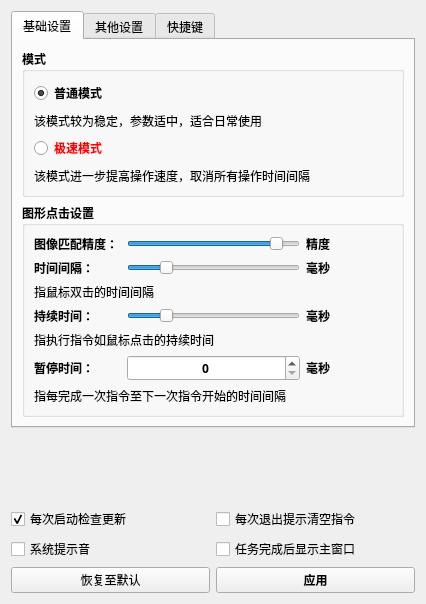
First picture: the form in 窗体/setting.ui, repository FsterThanLight/automatic_clicker_2, before the edit.
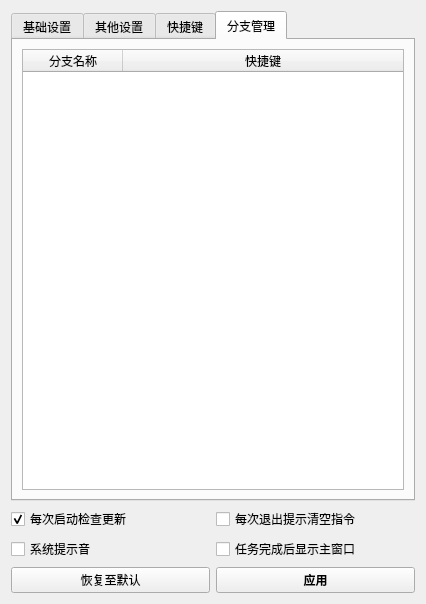
Second picture: the form after the edit. Icons and pictures are not drawn.

Commit message: 2024年6月13日00:31:23 重写分支执行窗口

Diff of the .ui file:
```diff
--- a/窗体/setting.ui
+++ b/窗体/setting.ui
@@ -29,7 +29,7 @@
    <item>
     <widget class="QTabWidget" name="tabWidget">
      <property name="currentIndex">
-      <number>0</number>
+      <number>3</number>
      </property>
      <widget class="QWidget" name="tab">
       <attribute name="title">
@@ -620,6 +620,42 @@
        </item>
       </layout>
      </widget>
+     <widget class="QWidget" name="tab_4">
+      <attribute name="title">
+       <string>分支管理</string>
+      </attribute>
+      <layout class="QVBoxLayout" name="verticalLayout_6">
+       <item>
+        <widget class="QTableWidget" name="tableWidget">
+         <attribute name="horizontalHeaderCascadingSectionResizes">
+          <bool>false</bool>
+         </attribute>
+         <attribute name="horizontalHeaderMinimumSectionSize">
+          <number>1</number>
+         </attribute>
+         <attribute name="horizontalHeaderStretchLastSection">
+          <bool>true</bool>
+         </attribute>
+         <column>
+          <property name="text">
+           <string>分支名称</string>
+          </property>
+          <property name="textAlignment">
+           <set>AlignCenter</set>
+          </property>
+         </column>
+         <column>
+          <property name="text">
+           <string>快捷键</string>
+          </property>
+          <property name="textAlignment">
+           <set>AlignCenter</set>
+          </property>
+         </column>
+        </widget>
+       </item>
+      </layout>
+     </widget>
     </widget>
    </item>
    <item>
```
The commit also changes 9 other files.
